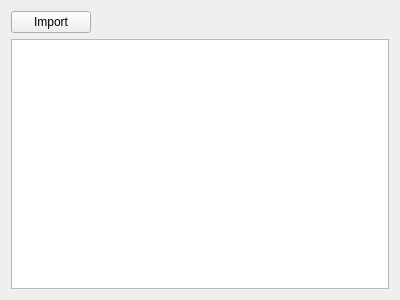
Qt form src/editor/projectwidget.ui (frame-r/RenderMaster) before a commit.
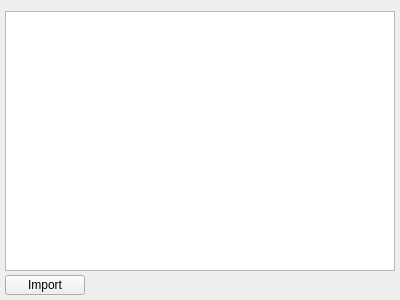
The same form after that commit.

Patch:
```diff
--- a/src/editor/projectwidget.ui
+++ b/src/editor/projectwidget.ui
@@ -14,6 +14,28 @@
    <string>Form</string>
   </property>
   <layout class="QVBoxLayout" name="verticalLayout">
+   <property name="spacing">
+    <number>4</number>
+   </property>
+   <property name="leftMargin">
+    <number>5</number>
+   </property>
+   <property name="rightMargin">
+    <number>5</number>
+   </property>
+   <property name="bottomMargin">
+    <number>5</number>
+   </property>
+   <item>
+    <widget class="QTreeView" name="treeView">
+     <property name="dragEnabled">
+      <bool>true</bool>
+     </property>
+     <property name="dragDropMode">
+      <enum>QAbstractItemView::DragDrop</enum>
+     </property>
+    </widget>
+   </item>
    <item>
     <layout class="QGridLayout" name="gridLayout">
      <item row="0" column="1">
@@ -31,23 +53,31 @@
      </item>
      <item row="0" column="0">
       <widget class="QPushButton" name="pushButton">
+       <property name="minimumSize">
+        <size>
+         <width>0</width>
+         <height>0</height>
+        </size>
+       </property>
+       <property name="maximumSize">
+        <size>
+         <width>16777215</width>
+         <height>20</height>
+        </size>
+       </property>
        <property name="text">
         <string>Import</string>
        </property>
+       <property name="iconSize">
+        <size>
+         <width>20</width>
+         <height>20</height>
+        </size>
+       </property>
       </widget>
      </item>
     </layout>
    </item>
-   <item>
-    <widget class="QTreeView" name="treeView">
-     <property name="dragEnabled">
-      <bool>true</bool>
-     </property>
-     <property name="dragDropMode">
-      <enum>QAbstractItemView::DragDrop</enum>
-     </property>
-    </widget>
-   </item>
   </layout>
  </widget>
  <resources/>
```
